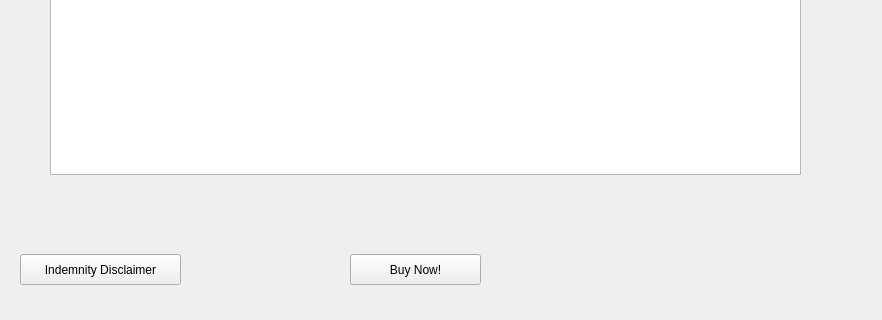
Before: the Qt Designer form brochure/home.ui in Team-llamas/Project-1, drawn with Qt 5; both pictures show x 0 to 882 and y 606 to 926 of the 882 by 1017 pixel window.
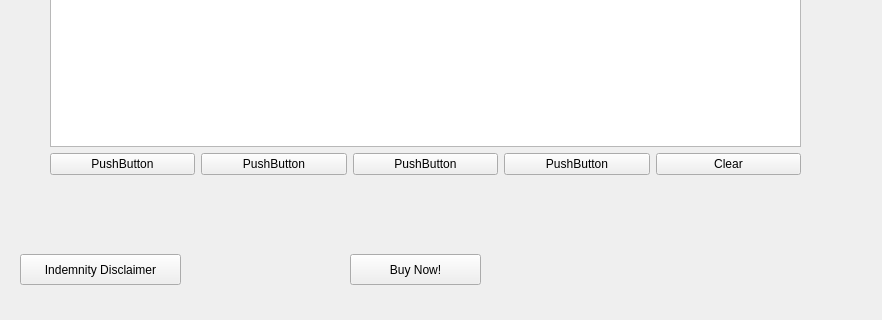
After: the same form once the commit is applied. Icons and pictures are not drawn.

Commit message: fix interest level input

```diff
--- a/brochure/home.ui
+++ b/brochure/home.ui
@@ -859,6 +859,45 @@
          </property>
         </widget>
        </item>
+       <item>
+        <layout class="QHBoxLayout" name="horizontalLayout_2">
+         <item>
+          <widget class="QPushButton" name="pushButton">
+           <property name="text">
+            <string>PushButton</string>
+           </property>
+          </widget>
+         </item>
+         <item>
+          <widget class="QPushButton" name="pushButton_4">
+           <property name="text">
+            <string>PushButton</string>
+           </property>
+          </widget>
+         </item>
+         <item>
+          <widget class="QPushButton" name="pushButton_5">
+           <property name="text">
+            <string>PushButton</string>
+           </property>
+          </widget>
+         </item>
+         <item>
+          <widget class="QPushButton" name="pushButton_3">
+           <property name="text">
+            <string>PushButton</string>
+           </property>
+          </widget>
+         </item>
+         <item>
+          <widget class="QPushButton" name="pushButton_2">
+           <property name="text">
+            <string>Clear</string>
+           </property>
+          </widget>
+         </item>
+        </layout>
+       </item>
       </layout>
      </widget>
     </widget>
```
The commit also changes 2 other files.
